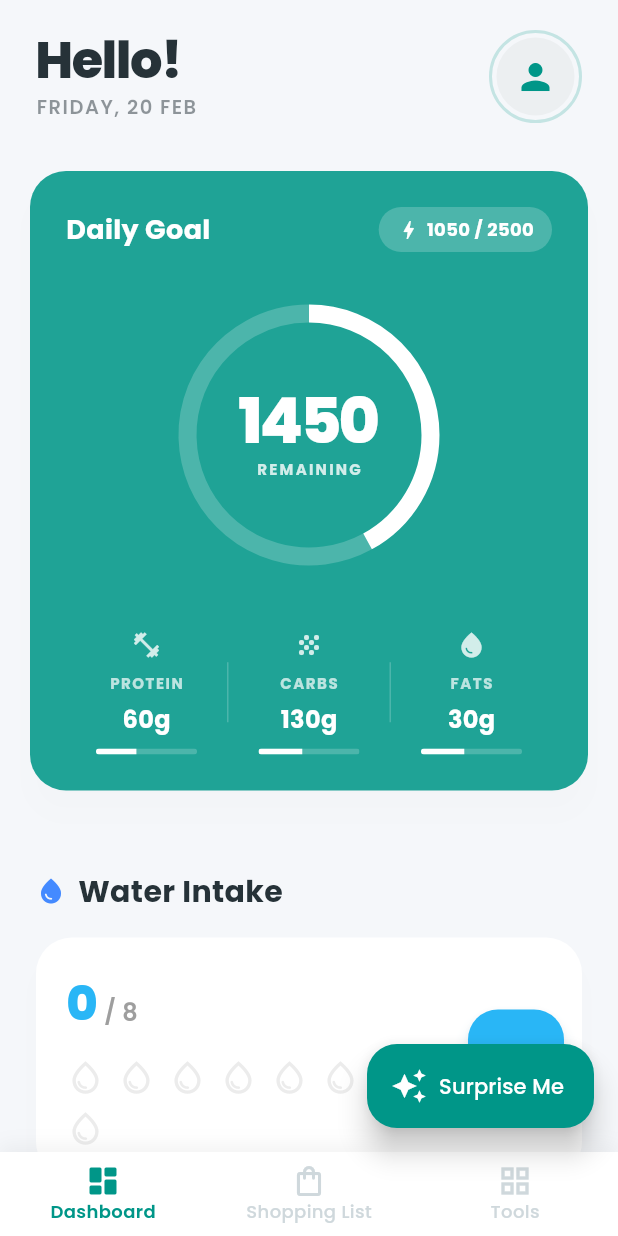
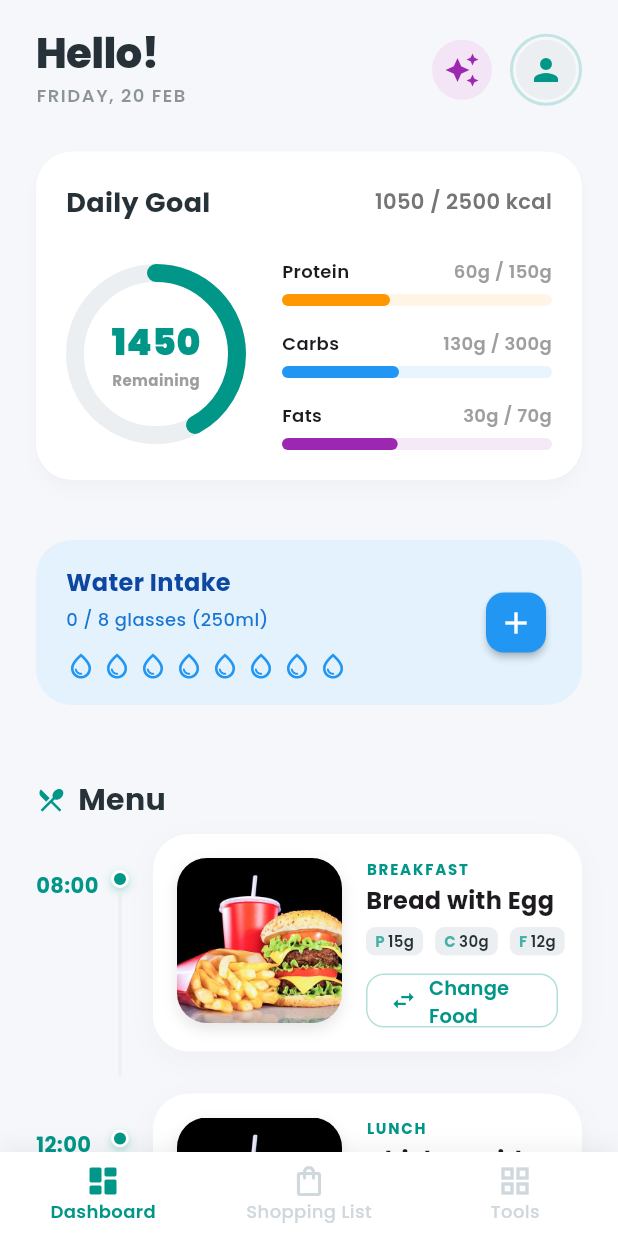
Before and after one commit to juninmd/my-food, a Flutter app: the screen it shows after launch, on a phone screen of 412 x 824 dp. Run offline on Flutter 3.47's test engine with Material 3 defaults, Android fonts, the phone set to English and light mode, and no system bars; drawn by our look-alikes of fl_chart, percent_indicator; our stand-ins replace carousel_slider, google_fonts, shared_preferences; network calls fail.

Commit message:
feat: modernize dashboard and meal card UI
- Redesign `MacroDashboardCard` to use a white card with `percent_indicator` for cleaner macro visualization.
- Redesign `WaterTracker` to be a horizontal card with water drop icons and an intuitive add button.
- Update `ModernMealCard` with larger images, bolder typography, and a refined "Swap" button.
- Move "Surprise Me" action to the `DashboardView` header for better accessibility and remove the FAB from `HomePage`.
- Improve `ShoppingListView` with clearer checkbox visuals and a "Clear Checked" button.
- Update tests to reflect UI changes.

Co-authored-by: juninmd <6952134+juninmd@users.noreply.github.com>

```diff
--- a/lib/pages/home_page.dart
+++ b/lib/pages/home_page.dart
@@ -381,13 +381,6 @@ class _HomePageState extends State<HomePage> {
 
     return Scaffold(
       body: SafeArea(child: body),
-      floatingActionButton: _currentIndex == 0
-          ? FloatingActionButton.extended(
-              onPressed: _surpriseMe,
-              icon: const Icon(Icons.auto_awesome),
-              label: Text(l10n.surpriseMeButton),
-            )
-          : null,
       bottomNavigationBar: Container(
         decoration: BoxDecoration(
           boxShadow: [
--- a/lib/widgets/dashboard_view.dart
+++ b/lib/widgets/dashboard_view.dart
@@ -63,10 +63,10 @@ class DashboardView extends StatelessWidget {
                       Text(
                         l10n.hello,
                         style: TextStyle(
-                          fontSize: 34,
+                          fontSize: 28, // Reduced from 34
                           fontWeight: FontWeight.w800,
                           color: colorScheme.onSurface,
-                          letterSpacing: -1.0,
+                          letterSpacing: -0.5,
                           height: 1.1,
                         ),
                       ),
@@ -74,7 +74,7 @@ class DashboardView extends StatelessWidget {
                       Text(
                         dateFormat.format(now).toUpperCase(),
                         style: TextStyle(
-                          fontSize: 13,
+                          fontSize: 12,
                           fontWeight: FontWeight.w600,
                           color: colorScheme.onSurface.withValues(alpha: 0.5),
                           letterSpacing: 1.0,
@@ -83,9 +83,23 @@ class DashboardView extends StatelessWidget {
                     ],
                   ),
                 ),
+                // Actions
+                Row(
+                  children: [
+                    // Surprise Me Button - Prominent
+                    IconButton.filledTonal(
+                      onPressed: onSurpriseMe,
+                      icon: const Icon(Icons.auto_awesome),
+                      tooltip: l10n.surpriseMeButton,
+                      style: IconButton.styleFrom(
+                        backgroundColor: Colors.purple.shade50,
+                        foregroundColor: Colors.purple,
+                      ),
+                    ),
+                    const SizedBox(width: 8),
                     // User Avatar with subtle border
                     Container(
-                  padding: const EdgeInsets.all(3),
+                      padding: const EdgeInsets.all(2),
                       decoration: BoxDecoration(
                         shape: BoxShape.circle,
                         border: Border.all(
@@ -94,14 +108,16 @@ class DashboardView extends StatelessWidget {
                         ),
                       ),
                       child: CircleAvatar(
-                    radius: 26,
+                        radius: 20, // Slightly smaller
                         backgroundColor: colorScheme.surfaceContainerHighest,
                         child: Icon(
                           Icons.person,
                           color: colorScheme.primary,
-                      size: 28,
+                          size: 24,
                         ),
                       ),
+                    ),
+                  ],
                 ),
               ],
             ),
@@ -148,7 +164,7 @@ class DashboardView extends StatelessWidget {
                   ),
                 );
               }
-              return const SizedBox.shrink();
+              return const SizedBox.shrink(); // Hide if loading or error to keep clean
             },
           ),
         ),
@@ -168,26 +184,7 @@ class DashboardView extends StatelessWidget {
               targetFat: DietConstants.fatTarget,
             ),
 
-            const SizedBox(height: 32),
-
-            // Hydration Header
-            Padding(
-              padding: const EdgeInsets.symmetric(horizontal: 24.0, vertical: 8.0),
-              child: Row(
-                children: [
-                  const Icon(Icons.water_drop, size: 20, color: Colors.blueAccent),
-                  const SizedBox(width: 8),
-                  Text(
-                    l10n.waterTrackerTitle,
-                    style: TextStyle(
-                      fontSize: 20,
-                      fontWeight: FontWeight.bold,
-                      color: colorScheme.onSurface,
-                    ),
-                  ),
-                ],
-              ),
-            ),
+            const SizedBox(height: 24),
 
             // Water Tracker
             WaterTracker(
--- a/lib/widgets/macro_dashboard_card.dart
+++ b/lib/widgets/macro_dashboard_card.dart
@@ -1,5 +1,5 @@
-import 'package:fl_chart/fl_chart.dart';
 import 'package:flutter/material.dart';
+import 'package:percent_indicator/percent_indicator.dart';
 import 'package:my_food/l10n/generated/app_localizations.dart';
 
 class MacroDashboardCard extends StatelessWidget {
@@ -32,11 +32,18 @@ class MacroDashboardCard extends StatelessWidget {
 
     int remaining = targetCalories - calories;
     if (remaining < 0) remaining = 0;
+    double progress = targetCalories > 0 ? calories / targetCalories : 0;
+    if (progress > 1.0) progress = 1.0;
 
     return Card(
-      color: colorScheme.primary,
+      elevation: 4,
+      color: Colors.white,
+      shadowColor: Colors.black.withValues(alpha: 0.1),
+      surfaceTintColor: Colors.white,
+      shape: RoundedRectangleBorder(borderRadius: BorderRadius.circular(24)),
+      margin: const EdgeInsets.symmetric(horizontal: 24, vertical: 8),
       child: Padding(
-        padding: const EdgeInsets.all(24.0),
+        padding: const EdgeInsets.all(20.0),
         child: Column(
           children: [
             Row(
@@ -45,133 +52,71 @@ class MacroDashboardCard extends StatelessWidget {
                 Text(
                   l10n.dailyGoal,
                   style: TextStyle(
+                    fontSize: 18,
                     fontWeight: FontWeight.bold,
-                    fontSize: 18,
-                    color: colorScheme.onPrimary,
+                    color: colorScheme.onSurface,
                   ),
                 ),
-                Container(
-                  padding: const EdgeInsets.symmetric(horizontal: 12, vertical: 6),
-                  decoration: BoxDecoration(
-                    color: Colors.white.withValues(alpha: 0.2),
-                    borderRadius: BorderRadius.circular(20),
-                  ),
-                  child: Row(
-                    children: [
-                       Icon(Icons.bolt, size: 16, color: colorScheme.onPrimary),
-                       const SizedBox(width: 4),
                 Text(
-                        "$calories / $targetCalories",
+                  "$calories / $targetCalories kcal",
                   style: TextStyle(
-                          color: colorScheme.onPrimary,
-                          fontWeight: FontWeight.bold,
-                          fontSize: 12,
+                    fontSize: 14,
+                    fontWeight: FontWeight.w600,
+                    color: Colors.grey.shade600,
                   ),
                 ),
               ],
             ),
-                ),
-              ],
-            ),
-            const SizedBox(height: 32),
+            const SizedBox(height: 24),
+            Row(
+              children: [
                 // Calorie Ring
-            SizedBox(
-              height: 180,
-              width: 180,
-              child: Stack(
-                alignment: Alignment.center,
-                children: [
-                  PieChart(
-                    PieChartData(
-                      sectionsSpace: 0,
-                      centerSpaceRadius: 75,
-                      startDegreeOffset: 270,
-                      sections: [
-                        PieChartSectionData(
-                          color: Colors.white,
-                          value: calories.toDouble(),
-                          title: '',
-                          radius: 12,
-                          showTitle: false,
-                        ),
-                        PieChartSectionData(
-                          color: Colors.white.withValues(alpha: 0.2),
-                          value: (targetCalories - calories).clamp(0, targetCalories).toDouble(),
-                          title: '',
-                          radius: 12,
-                          showTitle: false,
-                        ),
-                      ],
-                    ),
-                  ),
-                  Column(
+                Expanded(
+                  flex: 4,
+                  child: CircularPercentIndicator(
+                    radius: 60.0,
+                    lineWidth: 12.0,
+                    percent: progress,
+                    center: Column(
                       mainAxisAlignment: MainAxisAlignment.center,
                       children: [
                         Text(
                           "$remaining",
                           style: TextStyle(
-                          fontWeight: FontWeight.w800,
-                          fontSize: 42,
-                          color: colorScheme.onPrimary,
-                          height: 1.0,
-                          letterSpacing: -2.0,
+                            fontWeight: FontWeight.w900,
+                            fontSize: 24,
+                            color: colorScheme.primary,
                           ),
                         ),
-                      const SizedBox(height: 4),
                         Text(
-                        l10n.remaining.toUpperCase(),
+                          l10n.remaining,
                           style: TextStyle(
+                            fontWeight: FontWeight.bold,
                             fontSize: 10,
-                          color: colorScheme.onPrimary.withValues(alpha: 0.8),
-                          fontWeight: FontWeight.bold,
-                          letterSpacing: 1.5,
+                            color: Colors.grey.shade500,
                           ),
                         ),
                       ],
                     ),
-                ],
+                    progressColor: colorScheme.primary,
+                    backgroundColor: colorScheme.surfaceContainerHighest,
+                    circularStrokeCap: CircularStrokeCap.round,
+                    animation: true,
+                    animationDuration: 1000,
                   ),
                 ),
-            const SizedBox(height: 40),
-            // Macros Row
-            Row(
-              mainAxisAlignment: MainAxisAlignment.spaceEvenly,
+                const SizedBox(width: 24),
+                // Macros List
+                Expanded(
+                  flex: 6,
+                  child: Column(
                     children: [
-                Expanded(
-                  child: _buildMacroColumn(
-                    context,
-                    l10n.macroProtein,
-                    protein,
-                    targetProtein,
-                    Icons.fitness_center,
-                  ),
-                ),
-                Container(
-                  width: 1,
-                  height: 40,
-                  color: Colors.white.withValues(alpha: 0.2),
-                ),
-                Expanded(
-                  child: _buildMacroColumn(
-                    context,
-                    l10n.macroCarbs,
-                    carbs,
-                    targetCarbs,
-                    Icons.grain,
-                  ),
-                ),
-                Container(
-                  width: 1,
-                  height: 40,
-                  color: Colors.white.withValues(alpha: 0.2),
-                ),
-                Expanded(
-                  child: _buildMacroColumn(
-                    context,
-                    l10n.macroFat,
-                    fat,
-                    targetFat,
-                    Icons.water_drop,
+                      _buildMacroRow(context, l10n.macroProtein, protein, targetProtein, Colors.orange),
+                      const SizedBox(height: 16),
+                      _buildMacroRow(context, l10n.macroCarbs, carbs, targetCarbs, Colors.blue),
+                      const SizedBox(height: 16),
+                      _buildMacroRow(context, l10n.macroFat, fat, targetFat, Colors.purple),
+                    ],
                   ),
                 ),
               ],
@@ -182,47 +127,43 @@ class MacroDashboardCard extends StatelessWidget {
     );
   }
 
-  Widget _buildMacroColumn(
-      BuildContext context, String label, int value, int target, IconData icon) {
+  Widget _buildMacroRow(BuildContext context, String label, int value, int target, Color color) {
     double progress = target > 0 ? value / target : 0;
     if (progress > 1.0) progress = 1.0;
 
-    final onPrimary = Theme.of(context).colorScheme.onPrimary;
-
     return Column(
+      crossAxisAlignment: CrossAxisAlignment.start,
       children: [
-        Icon(icon, color: onPrimary.withValues(alpha: 0.8), size: 20),
-        const SizedBox(height: 8),
+        Row(
+          mainAxisAlignment: MainAxisAlignment.spaceBetween,
+          children: [
             Text(
-          label.toUpperCase(),
-          style: TextStyle(
-            fontWeight: FontWeight.bold,
-            fontSize: 10,
-            color: onPrimary.withValues(alpha: 0.7),
-            letterSpacing: 1.0,
+              label,
+              style: const TextStyle(
+                fontWeight: FontWeight.w600,
+                fontSize: 12,
               ),
             ),
-        const SizedBox(height: 4),
             Text(
-          "${value}g",
+              "${value}g / ${target}g",
               style: TextStyle(
-            fontWeight: FontWeight.bold,
-            fontSize: 16,
-            color: onPrimary,
+                fontWeight: FontWeight.w600,
+                fontSize: 12,
+                color: Colors.grey.shade500,
               ),
             ),
-        const SizedBox(height: 8),
-        Padding(
-          padding: const EdgeInsets.symmetric(horizontal: 20.0),
-          child: ClipRRect(
-            borderRadius: BorderRadius.circular(4),
-            child: LinearProgressIndicator(
-              value: progress,
-              backgroundColor: Colors.white.withValues(alpha: 0.2),
-              color: Colors.white,
-              minHeight: 4,
+          ],
         ),
-          ),
+        const SizedBox(height: 6),
+        LinearPercentIndicator(
+          lineHeight: 8.0,
+          percent: progress,
+          progressColor: color,
+          backgroundColor: color.withValues(alpha: 0.1),
+          barRadius: const Radius.circular(4),
+          padding: EdgeInsets.zero,
+          animation: true,
+          animationDuration: 1000,
         ),
       ],
     );
--- a/lib/widgets/modern_meal_card.dart
+++ b/lib/widgets/modern_meal_card.dart
@@ -41,7 +41,7 @@ class ModernMealCard extends StatelessWidget {
           onTap: onEdit,
           splashColor: colorScheme.primary.withValues(alpha: 0.1),
           child: Padding(
-            padding: const EdgeInsets.all(12.0), // Reduced padding to give more space to image
+            padding: const EdgeInsets.all(16.0), // Increased padding
             child: Row(
               crossAxisAlignment: CrossAxisAlignment.start,
               children: [
@@ -49,8 +49,8 @@ class ModernMealCard extends StatelessWidget {
                 Hero(
                   tag: 'meal_${title}_${meal.name}',
                   child: Container(
-                    width: 100,
-                    height: 100,
+                    width: 110, // Increased size
+                    height: 110, // Increased size
                     decoration: BoxDecoration(
                       borderRadius: BorderRadius.circular(20),
                       image: DecorationImage(
@@ -76,13 +76,6 @@ class ModernMealCard extends StatelessWidget {
                     mainAxisAlignment: MainAxisAlignment.center,
                     children: [
                       // Title & Calories
-                      Row(
-                        mainAxisAlignment: MainAxisAlignment.spaceBetween,
-                        children: [
-                          Flexible(
-                            child: Column(
-                              crossAxisAlignment: CrossAxisAlignment.start,
-                              children: [
                       Text(
                         title.toUpperCase(),
                         style: TextStyle(
@@ -96,19 +89,13 @@ class ModernMealCard extends StatelessWidget {
                       Text(
                         meal.name,
                         style: const TextStyle(
-                                    fontWeight: FontWeight.w700,
-                                    fontSize: 15, // Slightly smaller to fit
+                          fontWeight: FontWeight.bold, // Bolder
+                          fontSize: 16, // Larger
                           height: 1.2,
                         ),
                         maxLines: 2,
                         overflow: TextOverflow.ellipsis,
                       ),
-                              ],
-                            ),
-                          ),
-                        ],
-                      ),
-
                       const SizedBox(height: 8),
 
                       // Macros
@@ -124,17 +111,14 @@ class ModernMealCard extends StatelessWidget {
 
                       const SizedBox(height: 12),
 
-                      // Change Button - Tonal Style
+                      // Change Button - Outlined Style with Icon
                       SizedBox(
                         height: 36,
-                        width: double.infinity,
-                        child: ElevatedButton.icon(
+                        child: OutlinedButton.icon(
                           onPressed: onEdit,
-                          style: ElevatedButton.styleFrom(
-                            backgroundColor: colorScheme.primaryContainer.withValues(alpha: 0.5),
-                            foregroundColor: colorScheme.onPrimaryContainer,
-                            elevation: 0,
-                            padding: const EdgeInsets.symmetric(horizontal: 12),
+                          style: OutlinedButton.styleFrom(
+                            side: BorderSide(color: colorScheme.primary.withValues(alpha: 0.3)),
+                            padding: const EdgeInsets.symmetric(horizontal: 16),
                             shape: RoundedRectangleBorder(
                               borderRadius: BorderRadius.circular(12),
                             ),
--- a/lib/widgets/shopping_list_view.dart
+++ b/lib/widgets/shopping_list_view.dart
@@ -117,15 +117,19 @@ class _ShoppingListViewState extends State<ShoppingListView> {
                         ),
                       ),
                       if (_checkedIngredients.isNotEmpty)
-                        IconButton(
-                          icon: const Icon(Icons.delete_sweep_outlined),
-                          color: colorScheme.error,
+                        IconButton.filledTonal(
                           onPressed: () {
                             setState(() {
                               _checkedIngredients.clear();
                               _saveCheckedIngredients();
                             });
                           },
+                          icon: const Icon(Icons.delete_sweep_outlined),
+                          style: IconButton.styleFrom(
+                            backgroundColor: colorScheme.errorContainer,
+                            foregroundColor: colorScheme.onErrorContainer,
+                          ),
+                          tooltip: "Clear Checked",
                         ),
                     ],
                   ),
@@ -206,11 +210,11 @@ class _ShoppingListViewState extends State<ShoppingListView> {
                             padding: const EdgeInsets.symmetric(horizontal: 16, vertical: 16),
                             child: Row(
                               children: [
-                                // Custom Checkbox (Circle)
+                                // Custom Checkbox (Circle) - Larger
                                 AnimatedContainer(
                                   duration: const Duration(milliseconds: 200),
-                                  width: 24,
-                                  height: 24,
+                                  width: 28,
+                                  height: 28,
                                   decoration: BoxDecoration(
                                     color: isChecked ? colorScheme.primary : Colors.transparent,
                                     shape: BoxShape.circle,
@@ -220,7 +224,7 @@ class _ShoppingListViewState extends State<ShoppingListView> {
                                     ),
                                   ),
                                   child: isChecked
-                                      ? const Icon(Icons.check, size: 16, color: Colors.white)
+                                      ? const Icon(Icons.check, size: 18, color: Colors.white)
                                       : null,
                                 ),
                                 const SizedBox(width: 16),
--- a/lib/widgets/water_tracker.dart
+++ b/lib/widgets/water_tracker.dart
@@ -15,86 +15,65 @@ class WaterTracker extends StatelessWidget {
 
   @override
   Widget build(BuildContext context) {
-    // final l10n = AppLocalizations.of(context)!; // Unused if we don't need text
-    const waterColor = Color(0xFF29B6F6); // Light Blue 400
+    final l10n = AppLocalizations.of(context)!;
 
-    // Determine the number of icons to show
+    // Determine the number of icons to show. If current exceeds target, show current.
     final int totalIcons = currentGlasses > targetGlasses ? currentGlasses : targetGlasses;
 
     return Card(
       margin: const EdgeInsets.symmetric(horizontal: 24, vertical: 8),
-      color: Colors.white,
-      surfaceTintColor: Colors.white,
+      color: Colors.blue.shade50,
+      elevation: 0,
+      shape: RoundedRectangleBorder(borderRadius: BorderRadius.circular(24)),
       child: Padding(
-        padding: const EdgeInsets.fromLTRB(20, 20, 12, 20),
+        padding: const EdgeInsets.symmetric(horizontal: 20, vertical: 16),
         child: Row(
           children: [
-            // Water Drop Visuals
             Expanded(
               child: Column(
                 crossAxisAlignment: CrossAxisAlignment.start,
                 children: [
-                  Row(
-                    crossAxisAlignment: CrossAxisAlignment.baseline,
-                    textBaseline: TextBaseline.alphabetic,
-                    children: [
                   Text(
-                        "$currentGlasses",
-                        style: const TextStyle(
-                          fontWeight: FontWeight.w800,
-                          fontSize: 32,
-                          color: waterColor,
+                    l10n.waterTrackerTitle,
+                    style: TextStyle(
+                      fontSize: 16,
+                      fontWeight: FontWeight.bold,
+                      color: Colors.blue.shade900,
                     ),
                   ),
+                  const SizedBox(height: 4),
                   Text(
-                        " / $targetGlasses",
+                    l10n.hydrationStatus(currentGlasses, targetGlasses),
                     style: TextStyle(
-                          fontWeight: FontWeight.w600,
-                          fontSize: 16,
-                          color: Colors.grey.shade500,
+                      fontSize: 12, // Slightly smaller to fit
+                      color: Colors.blue.shade700,
+                      fontWeight: FontWeight.w500,
                     ),
-                      ),
-                    ],
                   ),
                   const SizedBox(height: 12),
                   Wrap(
-                    spacing: 8,
-                    runSpacing: 8,
+                    spacing: 4,
+                    runSpacing: 4,
                     children: List.generate(totalIcons, (index) {
                       final isFilled = index < currentGlasses;
-                      return AnimatedContainer(
-                        duration: const Duration(milliseconds: 300),
-                        curve: Curves.easeOutBack,
-                        child: Icon(
+                      return Icon(
                         isFilled ? Icons.water_drop : Icons.water_drop_outlined,
-                          color: isFilled ? waterColor : Colors.grey.withValues(alpha: 0.2),
-                          size: 26,
-                        ),
+                        color: Colors.blue,
+                        size: 20,
                       );
                     }),
                   ),
                 ],
               ),
             ),
-
             const SizedBox(width: 16),
-
-            // Add Button (Big circular button)
-            Material(
-              color: waterColor,
-              borderRadius: BorderRadius.circular(20),
-              elevation: 4,
-              shadowColor: waterColor.withValues(alpha: 0.4),
-              child: InkWell(
-                onTap: onAdd,
-                borderRadius: BorderRadius.circular(20),
-                child: Container(
-                  width: 64,
-                  height: 64,
-                  alignment: Alignment.center,
-                  child: const Icon(Icons.add, color: Colors.white, size: 32),
-                ),
-              ),
+            FloatingActionButton.small(
+              onPressed: onAdd,
+              backgroundColor: Colors.blue,
+              foregroundColor: Colors.white,
+              elevation: 2,
+              shape: RoundedRectangleBorder(borderRadius: BorderRadius.circular(12)),
+              child: const Icon(Icons.add),
             ),
           ],
         ),
```
Also changed, not shown: 1 other file. Lines whose indentation alone changed are shown as unchanged.
